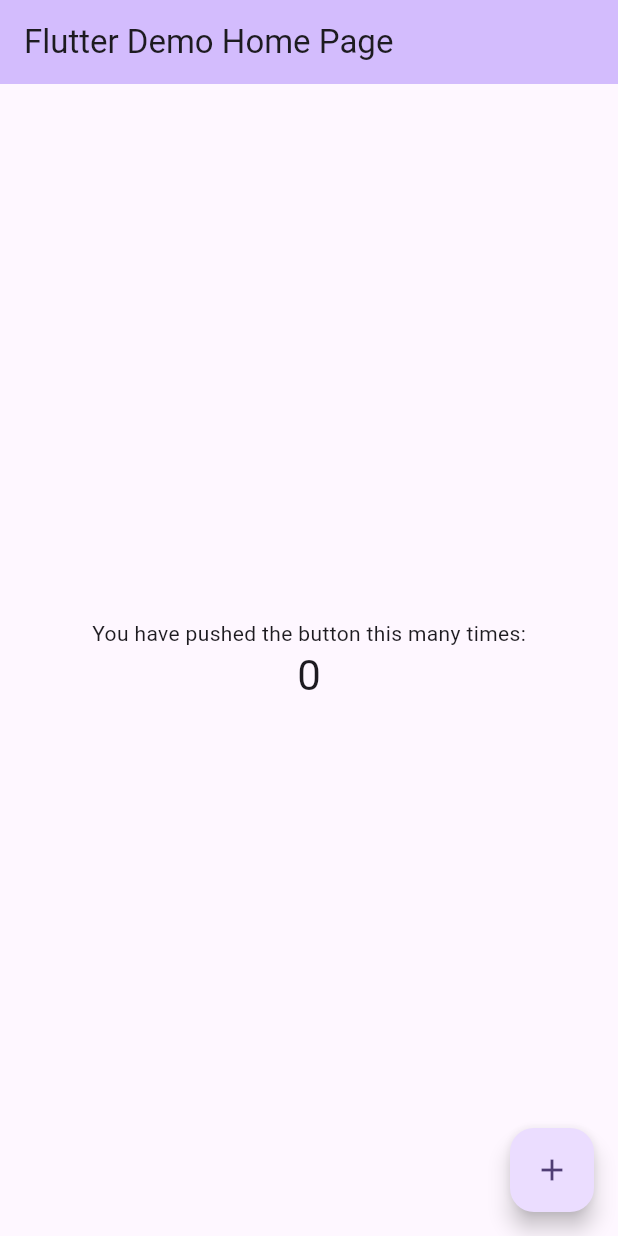
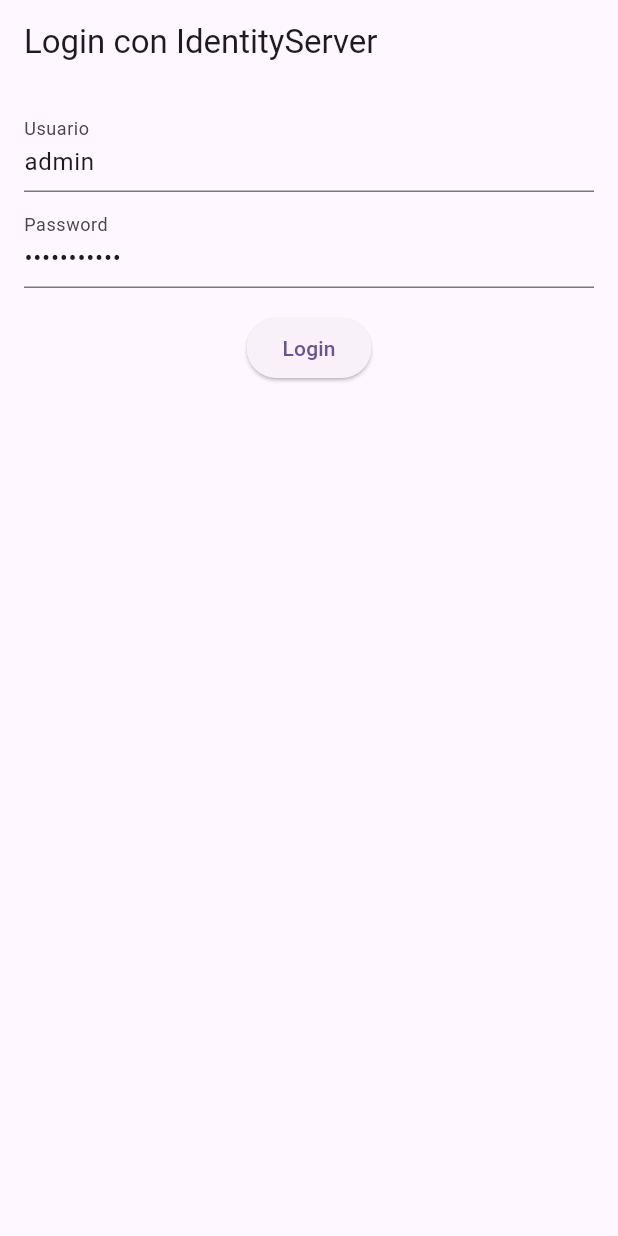
Before and after one commit to dacostap-dev/identity-client-app, a Flutter app: the screen it shows after launch, on a phone screen of 412 x 824 dp. Run offline on Flutter 3.47's test engine with Material 3 defaults, Android fonts, the phone set to English and light mode, and no system bars.

Commit message:
first login with credentials

```diff
--- /dev/null
+++ b/lib/features/auth/pages/login.dart
@@ -0,0 +1,71 @@
+import 'package:app_security/features/auth/services/auth_service.dart';
+import 'package:flutter/material.dart';
+
+class LoginPage extends StatefulWidget {
+  const LoginPage({super.key});
+
+  @override
+  State<LoginPage> createState() => _LoginPageState();
+}
+
+class _LoginPageState extends State<LoginPage> {
+  final _userController = TextEditingController(text: 'admin');
+  final _passController = TextEditingController(text: '12345678!Ab');
+  final _authService = AuthService();
+
+  String _status = '';
+
+  @override
+  void dispose() {
+    _userController.dispose();
+    _passController.dispose();
+    super.dispose();
+  }
+
+  Future<void> _doLogin() async {
+    setState(() => _status = 'Logeando...');
+
+    final ok = await _authService.login(
+      _userController.text,
+      _passController.text,
+    );
+
+    if (!mounted) return;
+
+    if (ok) {
+      setState(() => _status = 'Login OK, llamando API...');
+      final data = await _authService.getProfile();
+      setState(() => _status = 'Respuesta API: $data');
+    } else {
+      setState(() => _status = 'Login falló');
+    }
+  }
+
+  @override
+  Widget build(BuildContext context) {
+    return Scaffold(
+      appBar: AppBar(title: const Text('Login con IdentityServer')),
+      body: Padding(
+        padding: const EdgeInsets.all(16),
+        child: Column(
+          children: [
+            TextField(
+              controller: _userController,
+              decoration: const InputDecoration(labelText: 'Usuario'),
+            ),
+            const SizedBox(height: 8),
+            TextField(
+              controller: _passController,
+              obscureText: true,
+              decoration: const InputDecoration(labelText: 'Password'),
+            ),
+            const SizedBox(height: 16),
+            ElevatedButton(onPressed: _doLogin, child: const Text('Login')),
+            const SizedBox(height: 16),
+            Text(_status),
+          ],
+        ),
+      ),
+    );
+  }
+}
--- /dev/null
+++ b/lib/features/auth/services/auth_service.dart
@@ -0,0 +1,64 @@
+import 'package:http/http.dart' as http;
+import 'dart:convert';
+
+class AuthService {
+  // ⚠️ Ajusta estas URLs a tu entorno
+  final String identityUrl = 'http://192.168.22.104:5138'; // IdentityServer
+  final String apiUrl = 'http://192.168.22.104:5206/api'; // api-utilitarios
+
+  // Cliente que configuraste en IdentityServer (app-client)
+  final String clientId = 'app-client';
+  final String clientSecret = 'secret'; // SOLO para pruebas
+
+  String? _accessToken;
+
+  bool get isLoggedIn => _accessToken != null;
+
+  Future<bool> login(String username, String password) async {
+    final uri = Uri.parse('$identityUrl/Connect/token');
+
+    final response = await http.post(
+      uri,
+      headers: {'Content-Type': 'application/x-www-form-urlencoded'},
+      body: {
+        'grant_type': 'password',
+        'client_id': clientId,
+        'client_secret': clientSecret,
+        'username': username,
+        'password': password,
+        'scope': 'openid profile email roles',
+      },
+    );
+
+    print('STATUS LOGIN: ${response.statusCode}');
+    print('BODY LOGIN: ${response.body}');
+
+    if (response.statusCode == 200) {
+      final data = json.decode(response.body) as Map<String, dynamic>;
+      _accessToken = data['access_token'] as String?;
+      return _accessToken != null;
+    }
+
+    return false;
+  }
+
+  Future<Map<String, dynamic>?> getProfile() async {
+    if (_accessToken == null) return null;
+
+    final uri = Uri.parse('$apiUrl/profile');
+
+    final response = await http.get(
+      uri,
+      headers: {'Authorization': 'Bearer $_accessToken'},
+    );
+
+    print('STATUS API: ${response.statusCode}');
+    print('BODY API: ${response.body}');
+
+    if (response.statusCode == 200) {
+      return json.decode(response.body) as Map<String, dynamic>;
+    }
+
+    return null;
+  }
+}
--- a/lib/main.dart
+++ b/lib/main.dart
@@ -1,3 +1,4 @@
+import 'package:app_security/features/auth/pages/login.dart';
 import 'package:flutter/material.dart';
 
 void main() {
@@ -13,110 +14,9 @@ class MyApp extends StatelessWidget {
     return MaterialApp(
       title: 'Flutter Demo',
       theme: ThemeData(
-        // This is the theme of your application.
-        //
-        // TRY THIS: Try running your application with "flutter run". You'll see
-        // the application has a purple toolbar. Then, without quitting the app,
-        // try changing the seedColor in the colorScheme below to Colors.green
-        // and then invoke "hot reload" (save your changes or press the "hot
-        // reload" button in a Flutter-supported IDE, or press "r" if you used
-        // the command line to start the app).
-        //
-        // Notice that the counter didn't reset back to zero; the application
-        // state is not lost during the reload. To reset the state, use hot
-        // restart instead.
-        //
-        // This works for code too, not just values: Most code changes can be
-        // tested with just a hot reload.
         colorScheme: ColorScheme.fromSeed(seedColor: Colors.deepPurple),
       ),
-      home: const MyHomePage(title: 'Flutter Demo Home Page'),
+      home: LoginPage(),
     );
   }
 }
-
-class MyHomePage extends StatefulWidget {
-  const MyHomePage({super.key, required this.title});
-
-  // This widget is the home page of your application. It is stateful, meaning
-  // that it has a State object (defined below) that contains fields that affect
-  // how it looks.
-
-  // This class is the configuration for the state. It holds the values (in this
-  // case the title) provided by the parent (in this case the App widget) and
-  // used by the build method of the State. Fields in a Widget subclass are
-  // always marked "final".
-
-  final String title;
-
-  @override
-  State<MyHomePage> createState() => _MyHomePageState();
-}
-
-class _MyHomePageState extends State<MyHomePage> {
-  int _counter = 0;
-
-  void _incrementCounter() {
-    setState(() {
-      // This call to setState tells the Flutter framework that something has
-      // changed in this State, which causes it to rerun the build method below
-      // so that the display can reflect the updated values. If we changed
-      // _counter without calling setState(), then the build method would not be
-      // called again, and so nothing would appear to happen.
-      _counter++;
-    });
-  }
-
-  @override
-  Widget build(BuildContext context) {
-    // This method is rerun every time setState is called, for instance as done
-    // by the _incrementCounter method above.
-    //
-    // The Flutter framework has been optimized to make rerunning build methods
-    // fast, so that you can just rebuild anything that needs updating rather
-    // than having to individually change instances of widgets.
-    return Scaffold(
-      appBar: AppBar(
-        // TRY THIS: Try changing the color here to a specific color (to
-        // Colors.amber, perhaps?) and trigger a hot reload to see the AppBar
-        // change color while the other colors stay the same.
-        backgroundColor: Theme.of(context).colorScheme.inversePrimary,
-        // Here we take the value from the MyHomePage object that was created by
-        // the App.build method, and use it to set our appbar title.
-        title: Text(widget.title),
-      ),
-      body: Center(
-        // Center is a layout widget. It takes a single child and positions it
-        // in the middle of the parent.
-        child: Column(
-          // Column is also a layout widget. It takes a list of children and
-          // arranges them vertically. By default, it sizes itself to fit its
-          // children horizontally, and tries to be as tall as its parent.
-          //
-          // Column has various properties to control how it sizes itself and
-          // how it positions its children. Here we use mainAxisAlignment to
-          // center the children vertically; the main axis here is the vertical
-          // axis because Columns are vertical (the cross axis would be
-          // horizontal).
-          //
-          // TRY THIS: Invoke "debug painting" (choose the "Toggle Debug Paint"
-          // action in the IDE, or press "p" in the console), to see the
-          // wireframe for each widget.
-          mainAxisAlignment: MainAxisAlignment.center,
-          children: <Widget>[
-            const Text('You have pushed the button this many times:'),
-            Text(
-              '$_counter',
-              style: Theme.of(context).textTheme.headlineMedium,
-            ),
-          ],
-        ),
-      ),
-      floatingActionButton: FloatingActionButton(
-        onPressed: _incrementCounter,
-        tooltip: 'Increment',
-        child: const Icon(Icons.add),
-      ), // This trailing comma makes auto-formatting nicer for build methods.
-    );
-  }
-}
--- a/pubspec.yaml
+++ b/pubspec.yaml
@@ -34,6 +34,7 @@ dependencies:
   # The following adds the Cupertino Icons font to your application.
   # Use with the CupertinoIcons class for iOS style icons.
   cupertino_icons: ^1.0.8
+  http: ^1.6.0
 
 dev_dependencies:
   flutter_test:
```
Also changed, not shown: pubspec.lock.
